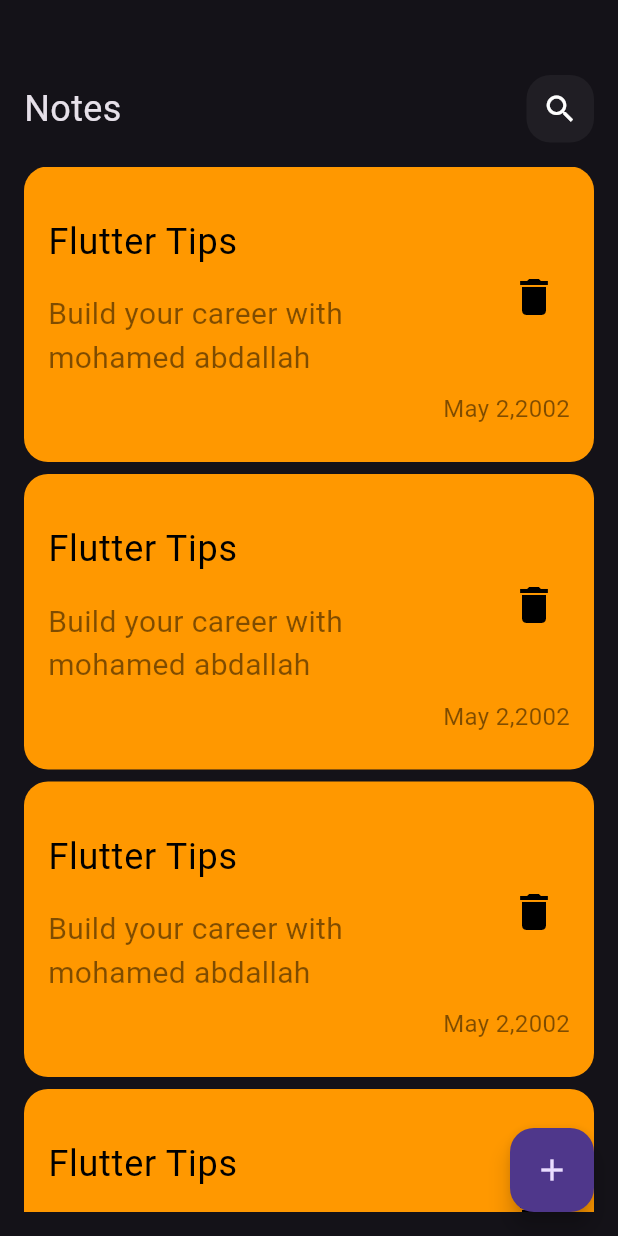
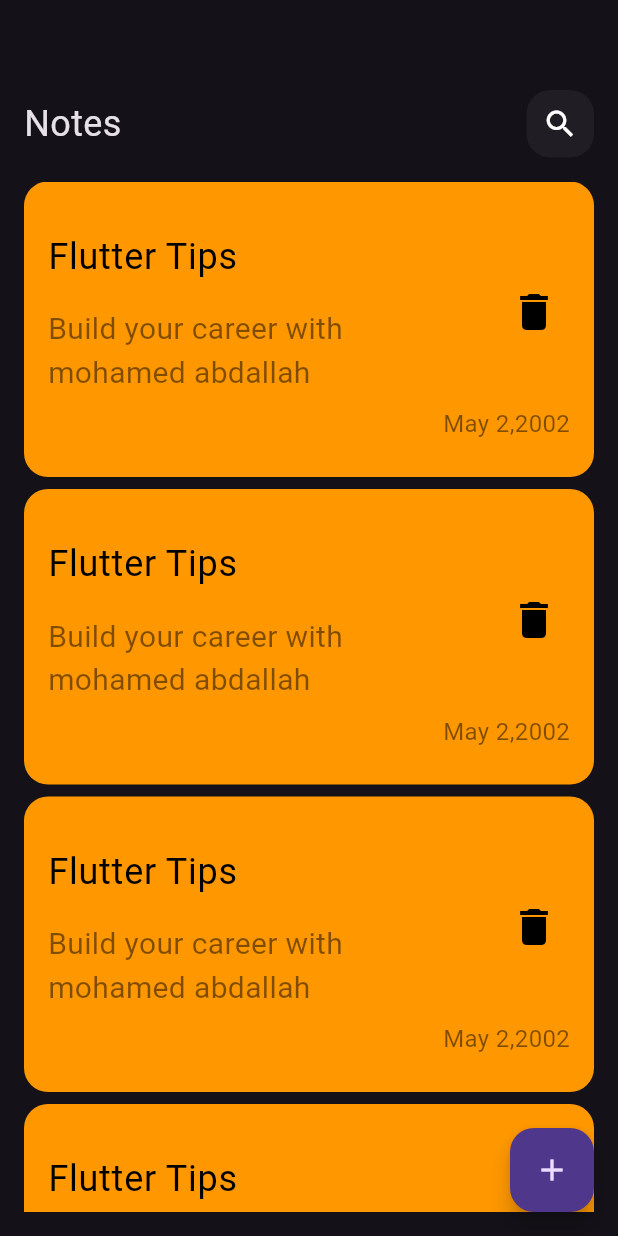
Before and after one commit to MohamedAbdallah2002/notes-app, a Flutter app: the screen it shows after launch, on a phone screen of 412 x 824 dp. Run offline on Flutter 3.47's test engine with Material 3 defaults, Android fonts, the phone set to English and light mode, and no system bars.

```diff
--- a/lib/widgets/custom_app_bar.dart
+++ b/lib/widgets/custom_app_bar.dart
@@ -1,21 +1,24 @@
 import 'package:flutter/material.dart';
-import 'package:notes_app/widgets/custom_search_icon.dart';
+import 'package:notes_app/widgets/custom_app_bar_icon.dart';
 
 class CustomAppBar extends StatelessWidget {
-  const CustomAppBar({super.key});
-
+  const CustomAppBar({super.key, required this.title, required this.icon});
+final String title;
+final IconData icon;
   @override
   Widget build(BuildContext context) {
     return Row(
       children: [
         Text(
-          "Notes",
+          title,
           style: TextStyle(
             fontSize: 24,
           ),
         ),
         Spacer(),
-        CustomSearchIcon(),
+        CustomAppBarIcon(
+          icon:icon,
+        ),
       ],
     );
   }
--- a/lib/widgets/custom_search_icon.dart
+++ b/lib/widgets/custom_app_bar_icon.dart
@@ -1,10 +1,10 @@
 import 'package:flutter/material.dart';
 
-class CustomSearchIcon extends StatelessWidget {
-  const CustomSearchIcon({
-    super.key,
+class CustomAppBarIcon extends StatelessWidget {
+  const CustomAppBarIcon({
+    super.key, required this.icon,
   });
-
+final IconData icon;
   @override
   Widget build(BuildContext context) {
     return Container(
@@ -14,7 +14,7 @@ class CustomSearchIcon extends StatelessWidget {
         borderRadius: BorderRadius.circular(16),
         color: Colors.white.withValues(alpha: 0.05),
       ),
-      child: Icon(Icons.search),
+      child: Icon(icon),
     );
   }
 }
--- a/lib/widgets/custom_notes_item.dart
+++ b/lib/widgets/custom_notes_item.dart
@@ -1,11 +1,18 @@
 import 'package:flutter/material.dart';
+import 'package:notes_app/widgets/edit_note_view.dart';
 
 class NotesItem extends StatelessWidget {
   const NotesItem({super.key});
 
   @override
   Widget build(BuildContext context) {
-    return Container(
+    return GestureDetector(
+      onTap: () {
+        Navigator.push(context, MaterialPageRoute(builder: (context){
+          return EditNoteView();
+        },),);
+      },
+      child: Container(
         margin: EdgeInsets.only(bottom: 8),
         padding: EdgeInsets.only(top: 24, bottom: 24),
         decoration: BoxDecoration(
@@ -51,6 +58,7 @@ class NotesItem extends StatelessWidget {
             )
           ],
         ),
+      ),
     );
   }
 }
--- a/lib/widgets/notes_view_body.dart
+++ b/lib/widgets/notes_view_body.dart
@@ -11,8 +11,8 @@ class NotesViewBody extends StatelessWidget {
       padding: const EdgeInsets.symmetric(horizontal: 16.0),
       child: Column(
         children: [
-          SizedBox(height: 50),
-          CustomAppBar(),
+          SizedBox(height: 60),
+          CustomAppBar(title: "Notes",icon: Icons.search,),
           Expanded(child: NotesListView())
         ],
       ),
```
Also changed, not shown: lib/widgets/edit_note_view.dart (added, +13 -0 lines), lib/widgets/edit_note_view_body.dart (added, +27 -0 lines). Lines whose indentation alone changed are shown as unchanged.
